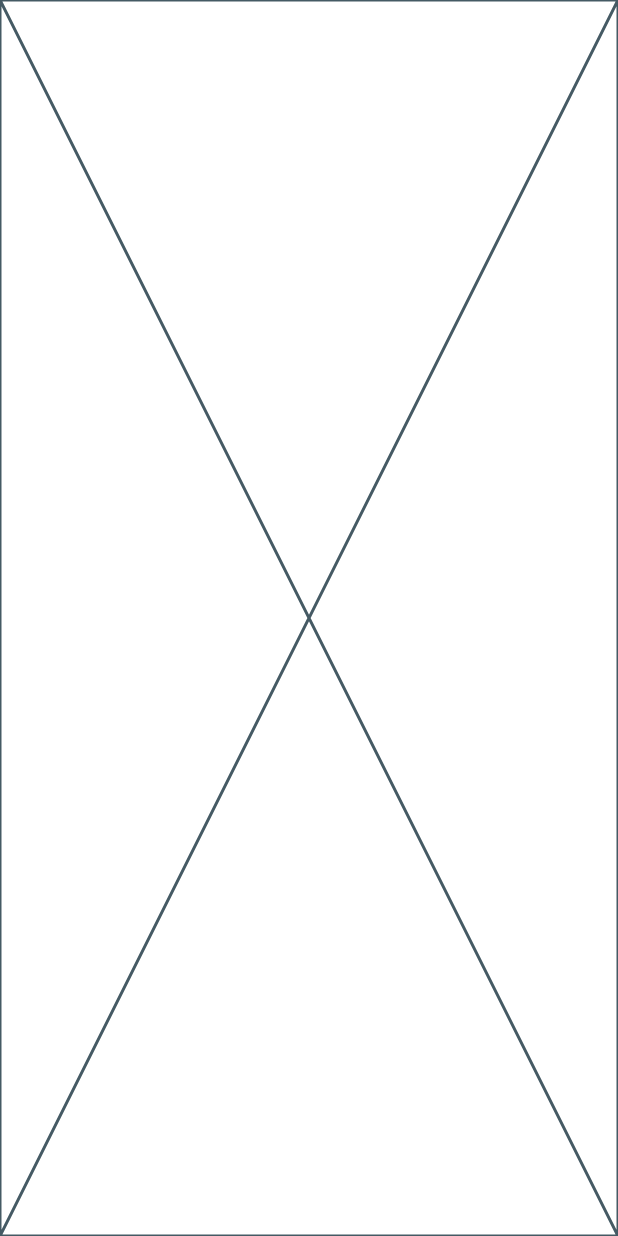
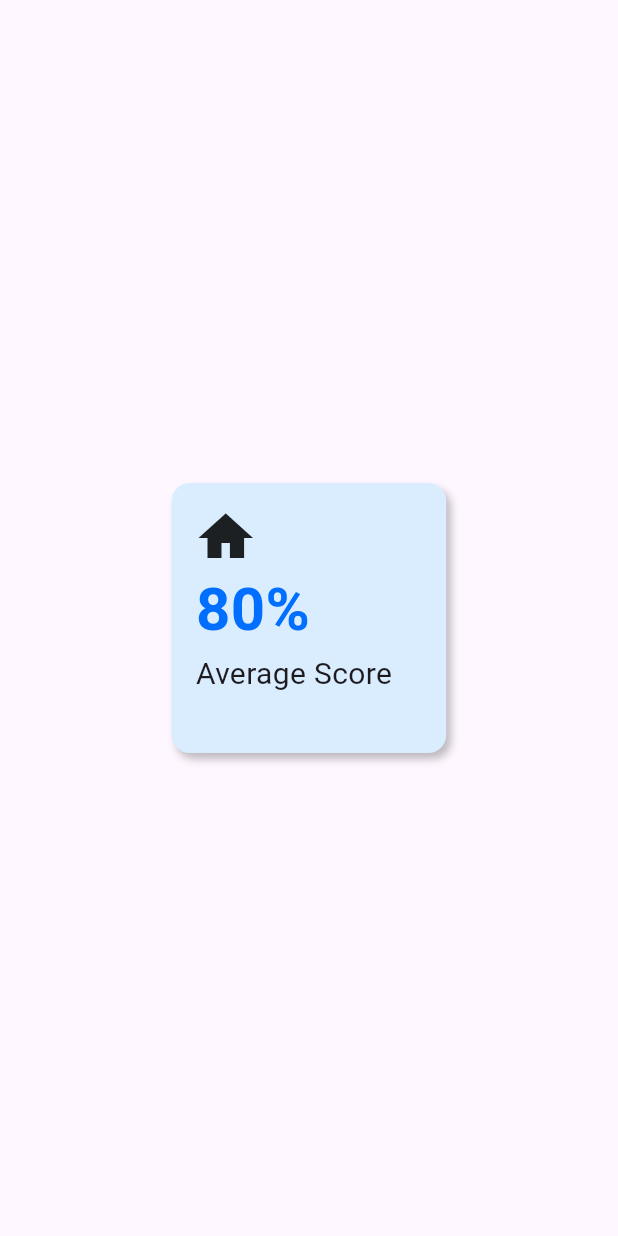
Before and after one commit to Miranics/SmartDrive, a Flutter app: the screen it shows after launch, on a phone screen of 412 x 824 dp. Run offline on Flutter 3.47's test engine with Material 3 defaults, Android fonts, the phone set to English and light mode, and no system bars.

Commit message:
added a user-status component with styling

```diff
--- a/lib/main.dart
+++ b/lib/main.dart
@@ -1,4 +1,5 @@
 import 'package:flutter/material.dart';
+import 'package:smartdrive/widgets/user_status.dart';
 
 void main() {
   runApp(const MyApp());
@@ -9,6 +10,16 @@ class MyApp extends StatelessWidget {
 
   @override
   Widget build(BuildContext context) {
-    return const Placeholder();
+    return MaterialApp(
+      home: Scaffold(
+        body: Center(
+          child: UserStatCard(
+            icon: Icons.home,
+            percentage: "80%",
+            label: "Average Score",
+          ),
+        ),
+      ),
+    );
   }
 }
--- /dev/null
+++ b/lib/widgets/user_status.dart
@@ -0,0 +1,53 @@
+import 'package:flutter/material.dart';
+
+class UserStatCard extends StatelessWidget {
+  final IconData icon;
+  final String percentage;
+  final String label;
+
+  const UserStatCard({
+    super.key,
+    required this.icon,
+    required this.percentage,
+    required this.label,
+  });
+  @override
+  Widget build(BuildContext context) {
+    return Container(
+      width: 183,
+      height: 180,
+      padding: EdgeInsets.all(16),
+      decoration: BoxDecoration(
+        color: Color(0xFFD9EDFF),
+        borderRadius: BorderRadius.circular(12),
+        boxShadow: [
+          BoxShadow(
+            color: Color(0x40000000),
+            offset: Offset(3, 4),
+            blurRadius: 4,
+            spreadRadius: 0,
+          ),
+        ],
+      ),
+      child: Column(
+        mainAxisAlignment: MainAxisAlignment.start,
+        crossAxisAlignment: CrossAxisAlignment.start,
+        children: [
+          Icon(icon, size: 40, fontWeight: FontWeight.w700),
+          Text(
+            percentage,
+            style: TextStyle(
+              fontSize: 40,
+              color: Color(0xFF006FFF),
+              fontWeight: FontWeight.w700,
+            ),
+          ),
+          Text(
+            label,
+            style: TextStyle(fontSize: 20, fontWeight: FontWeight.w400),
+          ),
+        ],
+      ),
+    );
+  }
+}
```
